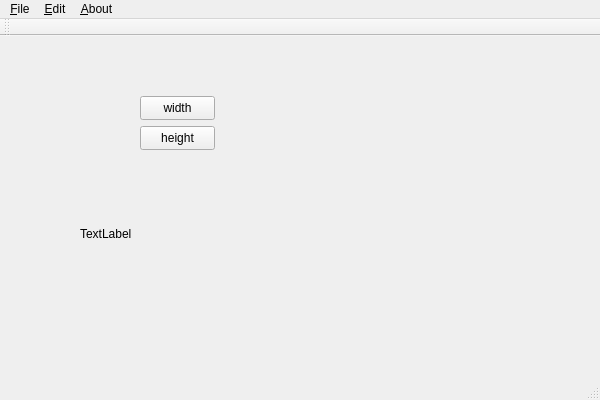
Old version of the form Pineter/Pineter.ui in the repository cstrikest/Pineter.
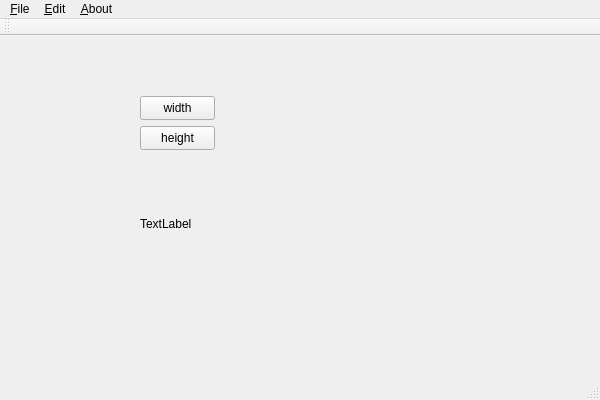
New version of the form.

Diff of the .ui file:
```diff
--- a/Pineter/Pineter.ui
+++ b/Pineter/Pineter.ui
@@ -17,8 +17,8 @@
    <widget class="QLabel" name="label">
     <property name="geometry">
      <rect>
-      <x>80</x>
-      <y>190</y>
+      <x>140</x>
+      <y>180</y>
       <width>391</width>
       <height>16</height>
      </rect>
```
